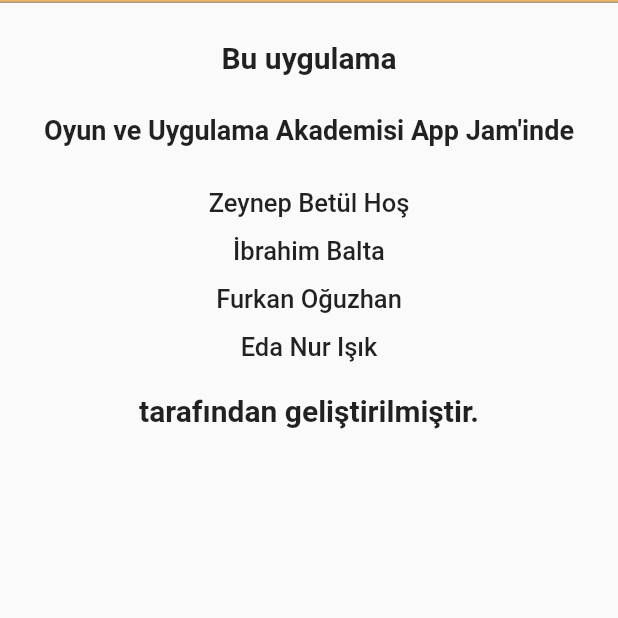
After one commit to ibrahim6-1/QuickNotes, a Flutter app: the screen it shows after launch, item 4 of the bottom bar chosen, after a tap on "Hakkında", on a phone screen of 412 x 824 dp, the top half of it. The commit adds this screen. Run offline on Flutter 3.47's test engine with Material 2 defaults, Android fonts, the phone set to English and light mode, and no system bars; our stand-ins replace firebase_auth, firebase_core, google_fonts; accounts and stored records are empty; generated files the repository leaves out were written again.

Commit message:
bottomnavbar, profil ve hakkinda sayfasi yapildi

```diff
--- a/lib/main.dart
+++ b/lib/main.dart
@@ -1,10 +1,22 @@
 import 'package:flutter/material.dart';
+import 'package:quick_notes/screen/about_view.dart';
+import 'package:quick_notes/screen/help_view.dart';
+import 'package:quick_notes/screen/image_text_view.dart';
 import 'package:quick_notes/screen/login_view.dart';
+import 'package:quick_notes/screen/main_screen.dart';
 import 'package:quick_notes/screen/note_view.dart';
+import 'package:quick_notes/screen/profile_view.dart';
 import 'package:quick_notes/screen/sing_up_view.dart';
 import 'package:quick_notes/screen/splash_view.dart';
+import 'package:firebase_core/firebase_core.dart';
 
-void main() {
+import 'firebase/firebase_options.dart';
+
+Future<void> main() async {
+  WidgetsFlutterBinding.ensureInitialized();
+  await Firebase.initializeApp(
+    options: DefaultFirebaseOptions.currentPlatform,
+  );
   runApp(const MyApp());
 }
 
@@ -22,8 +34,14 @@ class MyApp extends StatelessWidget {
         "/loginView":(context) => const LoginView(),
         "/singUpView":(context) => const SignUpView(),
         "/noteView":(context) => const NoteView(),
+        "/mainScreen":(context) => const MainScreen(),
+        "/profileView":(context) => const ProfileView(),
+        "/imageTextView":(context) => const ImageTextView(),
+        "/helpView":(context) => const HelpView(),
+        "/aboutView":(context) => const AboutView(),
+
       },
-      home: SplashView(),
+      home: MainScreen(),
     );
   }
 }
--- /dev/null
+++ b/lib/screen/about_view.dart
@@ -0,0 +1,83 @@
+import 'package:flutter/material.dart';
+import 'package:quick_notes/style/app_style.dart';
+
+class AboutView extends StatefulWidget {
+  const AboutView({super.key});
+
+  @override
+  State<AboutView> createState() => _AboutViewState();
+}
+
+class _AboutViewState extends State<AboutView> {
+  @override
+  Widget build(BuildContext context) {
+    return Scaffold(
+      body:SingleChildScrollView(
+          child: Column(
+            children: [
+
+              Column(
+                children: [
+                  Container(
+                    width: double.infinity,
+                    height: 2,
+                    color: Color(0xffFFB347),
+                  ),
+                  const Divider(
+                    color: Colors.grey,
+                    thickness: 1,
+                    height: 00,
+                  ),
+                ],
+              ),
+
+              Column(
+                mainAxisAlignment: MainAxisAlignment.start,
+                children: [
+                  Padding(
+                    padding: const EdgeInsets.all(25.0),
+                    child: Text('Bu uygulama',
+                      style: sEncodeSansSemiBold.copyWith(fontSize: 20),),
+                  ),
+                      Padding(
+                        padding: const EdgeInsets.all(1.0),
+                        child: Center(
+
+                            child: Text(
+                              'Oyun ve Uygulama Akademisi App Jam\'inde\n ',
+                              style: sEncodeSansSemiBold.copyWith(fontSize: 18),
+                            ),
+
+                          ),
+                      ),
+
+                  Padding(
+                    padding: const EdgeInsets.all(6.0),
+                    child: Text('Zeynep Betül Hoş',style: sEncodeSansMedium.copyWith(fontSize: 17),),
+                  ),
+                  Padding(
+                    padding: const EdgeInsets.all(6.0),
+                    child: Text('İbrahim Balta',style: sEncodeSansMedium.copyWith(fontSize: 17),),
+                  ),
+                  Padding(
+                    padding: const EdgeInsets.all(6.0),
+                    child: Text('Furkan Oğuzhan',style: sEncodeSansMedium.copyWith(fontSize: 17),),
+                  ),
+                  Padding(
+                    padding: const EdgeInsets.all(6.0),
+                    child: Text('Eda Nur Işık',style: sEncodeSansMedium.copyWith(fontSize: 17),),
+                  ),
+                  Padding(
+                    padding: const EdgeInsets.all(15.0),
+                    child: Text('tarafından geliştirilmiştir.',style: sEncodeSansSemiBold.copyWith(fontSize: 20),),
+                  )
+
+                ],
+              ),
+
+            ],
+          ),
+        ),
+    );
+  }
+}
--- /dev/null
+++ b/lib/screen/main_screen.dart
@@ -0,0 +1,65 @@
+import 'package:flutter/material.dart';
+import 'package:quick_notes/screen/help_view.dart';
+import 'package:quick_notes/screen/image_text_view.dart';
+import 'package:quick_notes/screen/note_view.dart';
+import 'package:quick_notes/screen/profile_view.dart';
+import 'package:quick_notes/style/app_style.dart';
+
+class MainScreen extends StatefulWidget {
+  const MainScreen({super.key});
+
+  @override
+  State<MainScreen> createState() => _MainScreenState();
+}
+
+class _MainScreenState extends State<MainScreen> {
+    int pageIndex = 0;
+    List<Widget> pageList = <Widget>[
+      NoteView(),
+      ImageTextView(),
+      HelpView(),
+      ProfileView()
+    ];
+  @override
+  Widget build(BuildContext context) {
+    return Scaffold(
+      body: pageList[pageIndex],
+      bottomNavigationBar: BottomNavigationBar(
+        backgroundColor:Colors.grey[300],
+        currentIndex: pageIndex,
+        onTap: (value) {
+          setState(() {
+            pageIndex = value;
+          });
+        },
+        type: BottomNavigationBarType.fixed,
+        selectedItemColor: sNavigatoinClick,
+        unselectedItemColor: sGrey,
+        iconSize: 36,
+        selectedFontSize: 16,
+        unselectedFontSize: 14,
+        showUnselectedLabels: true,
+        items: const [
+          BottomNavigationBarItem(
+            icon: Icon(
+              Icons.note_alt_outlined,
+            ),
+            label: "Notlar",
+          ),
+          BottomNavigationBarItem(
+            icon: Icon(Icons.image_search_outlined),
+            label: "OCR",
+          ),
+          BottomNavigationBarItem(
+            icon: Icon(Icons.help_outline_outlined),
+            label: "Yardım ",
+          ),
+          BottomNavigationBarItem(
+            icon: Icon(Icons.person_outline_outlined),
+            label: "Profil",
+          ),
+        ],
+      ),
+    );
+  }
+}
--- a/lib/screen/note_view.dart
+++ b/lib/screen/note_view.dart
@@ -1,4 +1,8 @@
 import 'package:flutter/material.dart';
+import 'package:quick_notes/screen/help_view.dart';
+import 'package:quick_notes/screen/image_text_view.dart';
+import 'package:quick_notes/screen/profile_view.dart';
+import 'package:quick_notes/style/app_style.dart';
 
 class NoteView extends StatefulWidget {
   const NoteView({super.key});
@@ -10,6 +14,33 @@ class NoteView extends StatefulWidget {
 class _NoteViewState extends State<NoteView> {
   @override
   Widget build(BuildContext context) {
-    return Scaffold();
+    return Scaffold(
+      backgroundColor: sSecondary,
+      appBar: AppBar(
+        title: Text(
+          "Notlar",
+          style: sEncodeSansSemiBold.copyWith(color: sBlack, fontSize: 36),
+        ),
+        actions: [
+          IconButton(
+              onPressed: () {},
+              iconSize: 24,
+              icon: Icon(Icons.color_lens_rounded, color: sBlack)),
+          IconButton(
+              onPressed: () {},
+              iconSize: 24,
+              icon: Icon(Icons.grid_view_outlined, color: sBlack)),
+        ],
+        backgroundColor: Colors.white,
+        elevation: 0,
+      ),
+      body: SingleChildScrollView(
+        child: Column(
+          children: [
+            Center(child: Text("notlar")),
+          ],
+        ),
+      ),
+    );
   }
 }
--- /dev/null
+++ b/lib/screen/profile_view.dart
@@ -0,0 +1,183 @@
+import 'package:flutter/material.dart';
+import 'package:quick_notes/screen/about_view.dart';
+import 'package:quick_notes/screen/note_view.dart';
+import 'package:quick_notes/style/app_style.dart';
+
+class ProfileView extends StatefulWidget {
+  const ProfileView({super.key});
+
+  @override
+  State<ProfileView> createState() => _ProfileViewState();
+}
+
+class _ProfileViewState extends State<ProfileView> {
+  @override
+  Widget build(BuildContext context) {
+    return Scaffold(
+      backgroundColor: sSecondary,
+      appBar: AppBar(
+        title: Text(
+          "Profil",
+          style: sEncodeSansSemiBold.copyWith(color: sBlack, fontSize: 36),
+        ),
+        backgroundColor: Colors.white,
+        elevation: 0,
+      ),
+      body: SingleChildScrollView(
+        child: Column(
+          children: [
+            Row(
+              children: [
+                Padding(
+                  padding: const EdgeInsets.all(38.0),
+                  child: ClipOval(
+                    child: Image.asset(
+                      'assets/images/akademifoto.png',
+                      width: 100,
+                      height: 100,
+                      fit: BoxFit.cover,
+                    ),
+                  ),
+                ),
+                Expanded(
+                  child: Column(
+                    crossAxisAlignment: CrossAxisAlignment.start,
+                    children: [
+                      Text(
+                        'İsim Soyisim',
+                        style: sEncodeSansMedium.copyWith(
+                            color: Colors.black, fontSize: 20),
+                      ),
+                      Text(
+                        'testmail@gmail.com',
+                        style: sEncodeSansRegular.copyWith(
+                            color: Colors.black, fontSize: 15),
+                      ),
+                    ],
+                  ),
+                ),
+              ],
+            ),
+            Column(
+              children: [
+                Container(
+                  width: double.infinity,
+                  height: 2,
+                  color: sGrey,
+                ),
+                const Divider(
+                  color: sBlack,
+                  thickness: 1,
+                  height: 00,
+                ),
+              ],
+            ),
+            Padding(
+              padding:
+                  const EdgeInsets.symmetric(vertical: 30, horizontal: 100),
+              child: Row(
+                children: [
+                  Icon(Icons.wb_incandescent_outlined),
+                  SizedBox(width: 10.0),
+                  Text(
+                    'Karanlık Mod',
+                    style: sEncodeSansSemiBold.copyWith(
+                      color: Colors.black,
+                      fontSize: 18,
+                    ),
+                  ),
+                  Spacer(),
+                  // Switch(
+                  //   value: isDarkModeEnabled,
+                  //   onChanged: (value) {
+                  //     setState(() {
+                  //       isDarkModeEnabled = value;
+                  //     });
+                  //   },
+                  // ),
+                ],
+              ),
+            ),
+            Column(
+              mainAxisAlignment: MainAxisAlignment.start,
+              children: [
+                GestureDetector(
+                  onTap: () {
+                    Navigator.push(
+                      context,
+                      MaterialPageRoute(builder: (context) => NoteView()),
+                    );
+                  },
+                  child: Padding(
+                    padding: const EdgeInsets.symmetric(
+                        vertical: 0, horizontal: 100),
+                    child: Row(
+                      children: [
+                        const Icon(Icons.note),
+                        const SizedBox(width: 10.0),
+                        Text('Arşiv Notlar',
+                            style: sEncodeSansSemiBold.copyWith(
+                                color: Colors.black, fontSize: 18)),
+                      ],
+                    ),
+                  ),
+                ),
+              ],
+            ),
+            Column(
+              mainAxisAlignment: MainAxisAlignment.start,
+              children: [
+                GestureDetector(
+                  onTap: () {
+                    Navigator.push(
+                      context,
+                      MaterialPageRoute(builder: (context) => AboutView()),
+                    );
+                  },
+                  child: Padding(
+                    padding: const EdgeInsets.symmetric(
+                        vertical: 30, horizontal: 100),
+                    child: Row(
+                      children: [
+                        const Icon(Icons.info),
+                        const SizedBox(width: 10.0),
+                        Text('Hakkında',
+                            style: sEncodeSansSemiBold.copyWith(
+                                color: Colors.black, fontSize: 18)),
+                      ],
+                    ),
+                  ),
+                ),
+              ],
+            ),
+            ElevatedButton.icon(
+              icon: Icon(Icons.logout_outlined),
+              onPressed: () {
+                // Çıkış yapmak için yapılacak işlemler buraya yazılabilir
+                // Future<void> signOutWithGoogle() async {
+                //   await FirebaseAuth.instance.signOut();
+                //   await GoogleSignIn().signOut();
+                // }
+              },
+              style: ElevatedButton.styleFrom(
+                primary: const Color(0xffFFB347), // Butonun arka plan rengi
+                padding:
+                    const EdgeInsets.symmetric(vertical: 16, horizontal: 140),
+                shape: RoundedRectangleBorder(
+                  borderRadius:
+                      BorderRadius.circular(16), // Butonun köşe yarıçapı
+                ),
+              ),
+              label: Text(
+                'ÇIKIŞ',
+                style: sEncodeSansSemiBold.copyWith(
+                    color: Colors.white, fontSize: 20),
+              ),
+
+            ),
+          ],
+        ),
+      ),
+    );
+  }
+}
--- a/lib/screen/splash_view.dart
+++ b/lib/screen/splash_view.dart
@@ -135,7 +135,7 @@ class _SplashViewState extends State<SplashView> {
                   ),
                   child: Center(
                     child: Text(
-                      "Next",
+                      "İleri",
                       style: sEncodeSansRegular.copyWith(
                           color: sSecondary, fontSize: 18),
                     ),
@@ -232,9 +232,9 @@ class _SplashViewState extends State<SplashView> {
                     borderRadius: BorderRadius.circular(sBorderRadius),
                     color: sPrimary,
                   ),
-                  child: Center(
+                  child: const Center(
                     child: Text(
-                      "Next",
+                      "İleri",
                       style: TextStyle(
                         color: sSecondary,
                         fontSize: 18,
--- a/lib/style/app_style.dart
+++ b/lib/style/app_style.dart
@@ -5,6 +5,8 @@ const Color sWhite = Color(0xffffffff);
 const Color sSecondary = Color(0xffFFFFFF);
 
 const Color sBlack = Color(0xff111111);
+const Color sNavigatoinClick = Colors.black;
+const Color sGrey = Color.fromARGB(255, 112, 112, 112);
 const Color sPrimary = Color(0xffFFB347);
 const Color sBackground =Color(0xffF1F1F1);
 
--- a/pubspec.yaml
+++ b/pubspec.yaml
@@ -35,9 +35,14 @@ dependencies:
   # The following adds the Cupertino Icons font to your application.
   # Use with the CupertinoIcons class for iOS style icons.
   cupertino_icons: ^1.0.2
+
+  #UI
   google_fonts: ^2.2.0
   custom_navigation_bar: ^0.8.2
+
+  #Firebase
   firebase_core: ^2.9.0
+  firebase_auth: ^4.4.0
 
 dev_dependencies:
   flutter_test:
```
Also changed, not shown: lib/screen/help_view.dart (added, +157 -0 lines), lib/screen/image_text_view.dart (added, +42 -0 lines), lib/screen/login_view.dart (+49 -7 lines), lib/screen/sing_up_view.dart (+57 -14 lines), assets/images/akademifoto.png (added), pubspec.lock, 1 other file.
